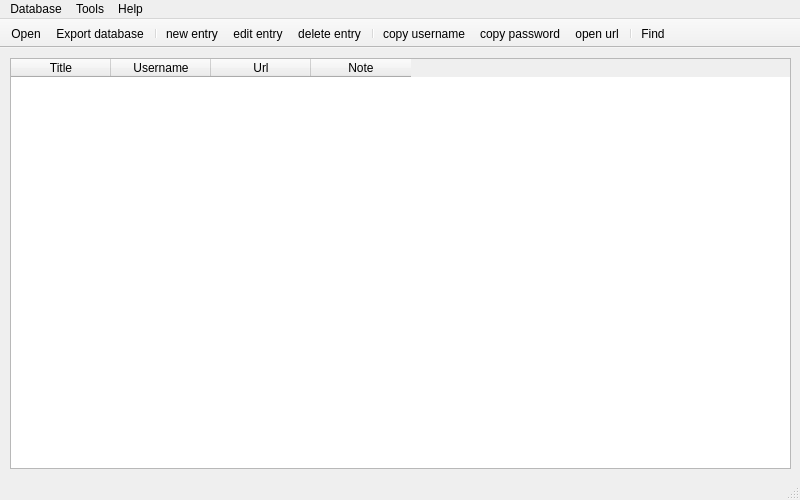
Before: the Qt Designer form qpassx.ui in diniremix/QpassX, drawn with Qt 5.
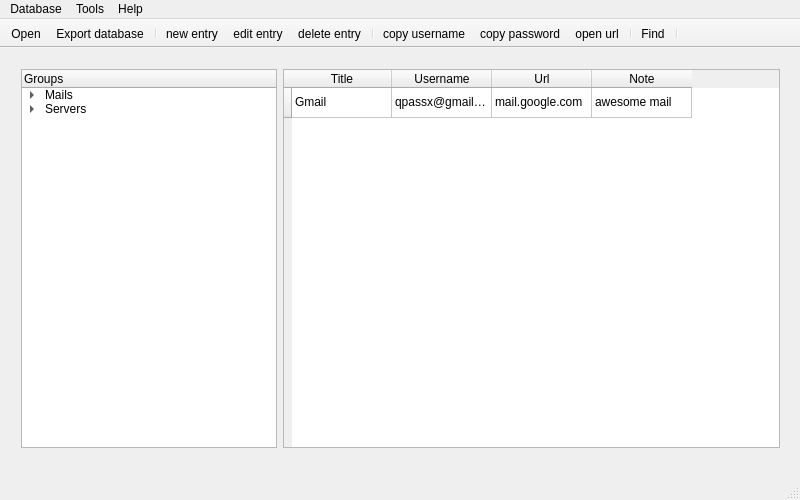
After: the same form once the commit is applied. Icons and pictures are not drawn.

Commit message: divide the ui using gridLayoutWidget

What changed in the file:
```diff
--- a/qpassx.ui
+++ b/qpassx.ui
@@ -20,15 +20,61 @@
    <string>QpassX</string>
   </property>
   <widget class="QWidget" name="centralWidget">
-   <widget class="QTableWidget" name="tableWidget">
+   <widget class="QWidget" name="gridLayoutWidget">
     <property name="geometry">
      <rect>
       <x>10</x>
       <y>10</y>
       <width>781</width>
-      <height>411</height>
+      <height>401</height>
      </rect>
     </property>
+    <layout class="QGridLayout" name="gridLayout">
+     <item row="0" column="0">
+      <widget class="QTreeWidget" name="treeWidget">
+       <property name="enabled">
+        <bool>true</bool>
+       </property>
+       <property name="sizePolicy">
+        <sizepolicy hsizetype="Fixed" vsizetype="Expanding">
+         <horstretch>0</horstretch>
+         <verstretch>0</verstretch>
+        </sizepolicy>
+       </property>
+       <column>
+        <property name="text">
+         <string>Groups</string>
+        </property>
+       </column>
+       <item>
+        <property name="text">
+         <string>Mails</string>
+        </property>
+        <item>
+         <property name="text">
+          <string>gmail</string>
+         </property>
+        </item>
+       </item>
+       <item>
+        <property name="text">
+         <string>Servers</string>
+        </property>
+        <item>
+         <property name="text">
+          <string>digital ocean</string>
+         </property>
+        </item>
+       </item>
+      </widget>
+     </item>
+     <item row="0" column="1">
+      <widget class="QTableWidget" name="tableWidget">
+       <row>
+        <property name="text">
+         <string> </string>
+        </property>
+       </row>
     <column>
      <property name="text">
       <string>Title</string>
@@ -49,6 +95,29 @@
       <string>Note</string>
      </property>
     </column>
+       <item row="0" column="0">
+        <property name="text">
+         <string>Gmail</string>
+        </property>
+       </item>
+       <item row="0" column="1">
+        <property name="text">
+         <string>qpassx@gmail.com</string>
+        </property>
+       </item>
+       <item row="0" column="2">
+        <property name="text">
+         <string>mail.google.com</string>
+        </property>
+       </item>
+       <item row="0" column="3">
+        <property name="text">
+         <string>awesome mail</string>
+        </property>
+       </item>
+      </widget>
+     </item>
+    </layout>
    </widget>
   </widget>
   <widget class="QMenuBar" name="menuBar">
@@ -121,6 +190,7 @@
    <addaction name="actionOpen_url"/>
    <addaction name="separator"/>
    <addaction name="actionFind"/>
+   <addaction name="separator"/>
   </widget>
   <widget class="QStatusBar" name="statusBar"/>
   <action name="actionNew">
```
Left out of the diff: 2 changed lines with no effect on the pictures. Lines whose indentation alone changed are shown as unchanged.
